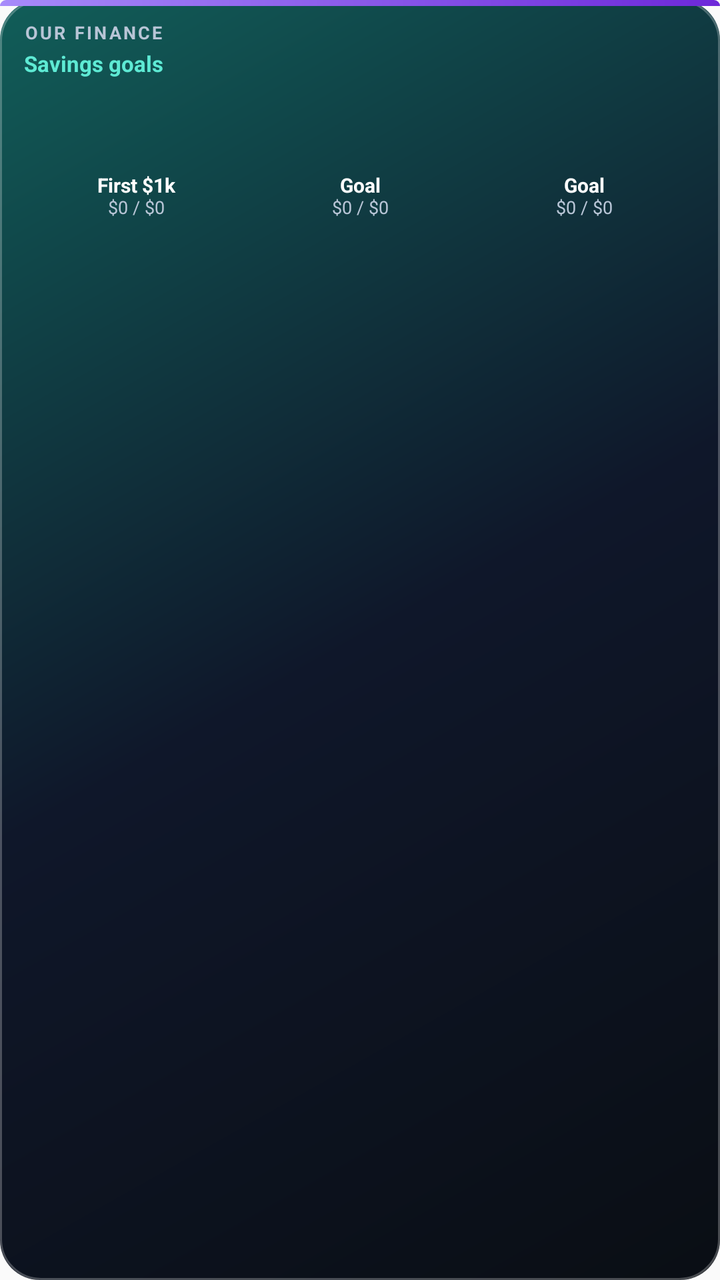
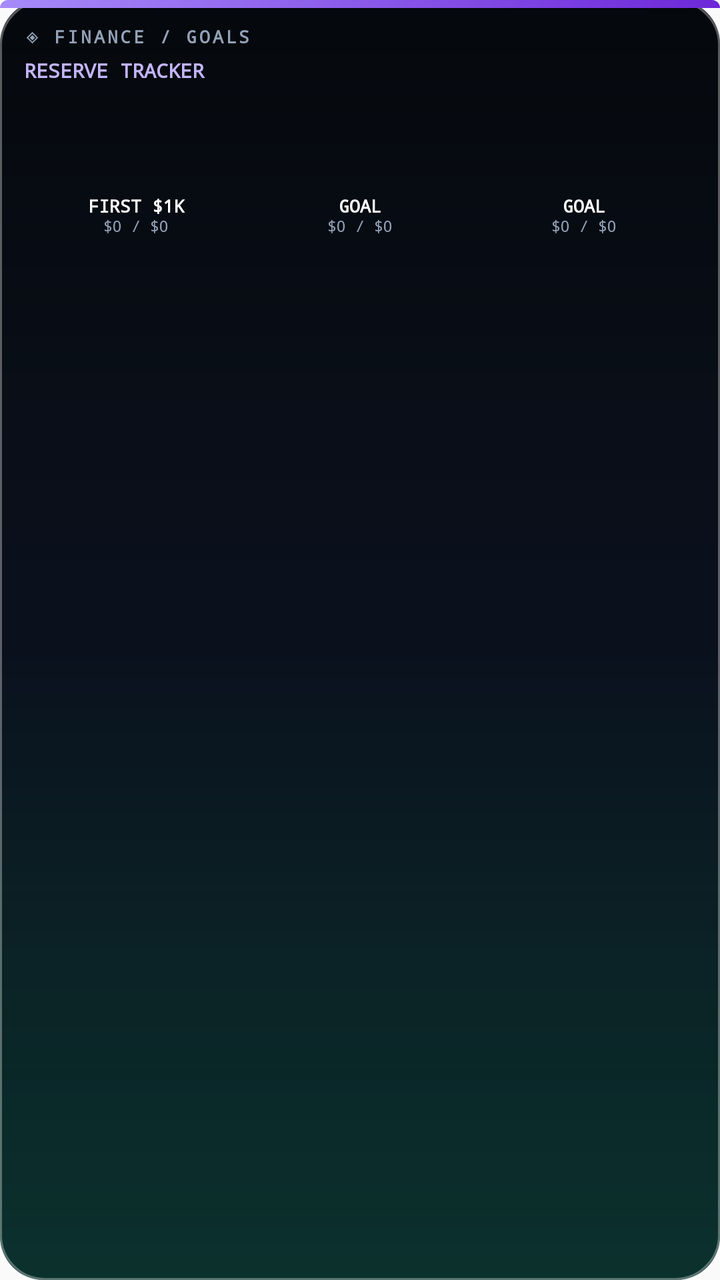

An Android layout rendered at two revisions. The XML below is the earlier revision; the diff shows what the commit changed to produce the second picture.
<!-- AndroidManifest.xml: application theme AppTheme -->
<!-- res/layout/widget_goals.xml -->
<?xml version="1.0" encoding="utf-8"?>
<FrameLayout xmlns:android="http://schemas.android.com/apk/res/android"
  android:id="@+id/widget_root"
  android:layout_width="match_parent"
  android:layout_height="match_parent"
  android:background="@drawable/widget_shell">

  <View
    android:layout_width="match_parent"
    android:layout_height="3dp"
    android:background="@drawable/widget_accent_violet" />

  <LinearLayout
    android:layout_width="match_parent"
    android:layout_height="match_parent"
    android:orientation="vertical"
    android:paddingStart="12dp"
    android:paddingTop="10dp"
    android:paddingEnd="12dp"
    android:paddingBottom="10dp">

    <TextView
      android:layout_width="match_parent"
      android:layout_height="wrap_content"
      android:letterSpacing="0.12"
      android:text="OUR FINANCE"
      android:textAllCaps="true"
      android:textColor="@color/widget_text_muted"
      android:textSize="9sp"
      android:textStyle="bold" />

    <TextView
      android:id="@+id/widget_title"
      android:layout_width="match_parent"
      android:layout_height="wrap_content"
      android:layout_marginTop="2dp"
      android:text="Savings goals"
      android:textColor="@color/widget_text_accent"
      android:textSize="11sp"
      android:textStyle="bold" />

    <LinearLayout
      android:id="@+id/widget_rings_row"
      android:layout_width="match_parent"
      android:layout_height="wrap_content"
      android:layout_marginTop="6dp"
      android:orientation="horizontal">

      <LinearLayout
        android:id="@+id/widget_goal1"
        android:layout_width="0dp"
        android:layout_height="wrap_content"
        android:layout_weight="1"
        android:gravity="center_horizontal"
        android:orientation="vertical">

        <ImageView
          android:id="@+id/widget_goal1_ring"
          android:layout_width="40dp"
          android:layout_height="40dp"
          android:contentDescription="Goal ring 1" />

        <TextView
          android:id="@+id/widget_goal1_label"
          android:layout_width="match_parent"
          android:layout_height="wrap_content"
          android:layout_marginTop="2dp"
          android:ellipsize="end"
          android:gravity="center"
          android:includeFontPadding="false"
          android:singleLine="true"
          android:text="First $1k"
          android:textColor="@color/widget_text_primary"
          android:textSize="10sp"
          android:textStyle="bold" />

        <TextView
          android:id="@+id/widget_goal1_meta"
          android:layout_width="match_parent"
          android:layout_height="wrap_content"
          android:ellipsize="end"
          android:gravity="center"
          android:includeFontPadding="false"
          android:singleLine="true"
          android:text="$0 / $0"
          android:textColor="@color/widget_text_muted"
          android:textSize="9sp" />
      </LinearLayout>

      <LinearLayout
        android:id="@+id/widget_goal2"
        android:layout_width="0dp"
        android:layout_height="wrap_content"
        android:layout_weight="1"
        android:gravity="center_horizontal"
        android:orientation="vertical"
        android:paddingStart="4dp"
        android:paddingEnd="4dp">

        <ImageView
          android:id="@+id/widget_goal2_ring"
          android:layout_width="40dp"
          android:layout_height="40dp"
          android:contentDescription="Goal ring 2" />

        <TextView
          android:id="@+id/widget_goal2_label"
          android:layout_width="match_parent"
          android:layout_height="wrap_content"
          android:layout_marginTop="2dp"
          android:ellipsize="end"
          android:gravity="center"
          android:includeFontPadding="false"
          android:singleLine="true"
          android:text="Goal"
          android:textColor="@color/widget_text_primary"
          android:textSize="10sp"
          android:textStyle="bold" />

        <TextView
          android:id="@+id/widget_goal2_meta"
          android:layout_width="match_parent"
          android:layout_height="wrap_content"
          android:ellipsize="end"
          android:gravity="center"
          android:includeFontPadding="false"
          android:singleLine="true"
          android:text="$0 / $0"
          android:textColor="@color/widget_text_muted"
          android:textSize="9sp" />
      </LinearLayout>

      <LinearLayout
        android:id="@+id/widget_goal3"
        android:layout_width="0dp"
        android:layout_height="wrap_content"
        android:layout_weight="1"
        android:gravity="center_horizontal"
        android:orientation="vertical">

        <ImageView
          android:id="@+id/widget_goal3_ring"
          android:layout_width="40dp"
          android:layout_height="40dp"
          android:contentDescription="Goal ring 3" />

        <TextView
          android:id="@+id/widget_goal3_label"
          android:layout_width="match_parent"
          android:layout_height="wrap_content"
          android:layout_marginTop="2dp"
          android:ellipsize="end"
          android:gravity="center"
          android:includeFontPadding="false"
          android:singleLine="true"
          android:text="Goal"
          android:textColor="@color/widget_text_primary"
          android:textSize="10sp"
          android:textStyle="bold" />

        <TextView
          android:id="@+id/widget_goal3_meta"
          android:layout_width="match_parent"
          android:layout_height="wrap_content"
          android:ellipsize="end"
          android:gravity="center"
          android:includeFontPadding="false"
          android:singleLine="true"
          android:text="$0 / $0"
          android:textColor="@color/widget_text_muted"
          android:textSize="9sp" />
      </LinearLayout>
    </LinearLayout>
  </LinearLayout>
</FrameLayout>
<!-- resources referenced by this layout -->
<resources>
  <color name="widget_text_accent">#5EEAD4</color>
  <color name="widget_text_muted">#B8C5D6</color>
  <color name="widget_text_primary">#FFFFFFFF</color>
  <!-- drawable widget_accent_violet (drawable) -->
  <?xml version="1.0" encoding="utf-8"?>
  <shape xmlns:android="http://schemas.android.com/apk/res/android" android:shape="rectangle">
    <corners
      android:topLeftRadius="20dp"
      android:topRightRadius="20dp" />
    <gradient
      android:angle="0"
      android:startColor="#A78BFA"
      android:endColor="#6D28D9" />
    <size android:height="3dp" />
  </shape>
  <!-- drawable widget_shell (drawable) -->
  <?xml version="1.0" encoding="utf-8"?>
  <layer-list xmlns:android="http://schemas.android.com/apk/res/android">
    <item>
      <shape android:shape="rectangle">
        <corners android:radius="20dp" />
        <gradient
          android:angle="135"
          android:startColor="#0A0E14"
          android:centerColor="#0F172A"
          android:endColor="#115E59" />
      </shape>
    </item>
    <item>
      <shape android:shape="rectangle">
        <corners android:radius="20dp" />
        <stroke
          android:width="1dp"
          android:color="#40FFFFFF" />
      </shape>
    </item>
  </layer-list>
  <style name="AppTheme" parent="Theme.AppCompat.Light.DarkActionBar">
          
          <item name="colorPrimary">@color/colorPrimary</item>
          <item name="colorPrimaryDark">@color/colorPrimaryDark</item>
          <item name="colorAccent">@color/colorAccent</item>
      </style>
</resources>

<!-- the commit's change to res/layout/widget_goals.xml (unified diff, before → after) -->
@@ -5,9 +5,16 @@
   android:layout_height="match_parent"
   android:background="@drawable/widget_shell">
 
+  <ImageView
+    android:id="@+id/widget_hud_overlay"
+    android:layout_width="match_parent"
+    android:layout_height="match_parent"
+    android:contentDescription=""
+    android:scaleType="fitXY" />
+
   <View
     android:layout_width="match_parent"
-    android:layout_height="3dp"
+    android:layout_height="4dp"
     android:background="@drawable/widget_accent_violet" />
 
   <LinearLayout
@@ -15,35 +22,51 @@
     android:layout_height="match_parent"
     android:orientation="vertical"
     android:paddingStart="12dp"
-    android:paddingTop="10dp"
+    android:paddingTop="12dp"
     android:paddingEnd="12dp"
     android:paddingBottom="10dp">
 
-    <TextView
+    <LinearLayout
       android:layout_width="match_parent"
       android:layout_height="wrap_content"
-      android:letterSpacing="0.12"
-      android:text="OUR FINANCE"
-      android:textAllCaps="true"
-      android:textColor="@color/widget_text_muted"
-      android:textSize="9sp"
-      android:textStyle="bold" />
+      android:gravity="center_vertical"
+      android:orientation="horizontal">
+
+      <TextView
+        android:layout_width="0dp"
+        android:layout_height="wrap_content"
+        android:layout_weight="1"
+        android:fontFamily="monospace"
+        android:letterSpacing="0.14"
+        android:text="◈ FINANCE / GOALS"
+        android:textAllCaps="true"
+        android:textColor="@color/widget_text_muted"
+        android:textSize="9sp"
+        android:textStyle="bold" />
+
+      <ImageView
+        android:id="@+id/widget_live_dot"
+        android:layout_width="10dp"
+        android:layout_height="10dp"
+        android:contentDescription="Live sync" />
+    </LinearLayout>
 
     <TextView
       android:id="@+id/widget_title"
       android:layout_width="match_parent"
       android:layout_height="wrap_content"
-      android:layout_marginTop="2dp"
-      android:text="Savings goals"
-      android:textColor="@color/widget_text_accent"
-      android:textSize="11sp"
+      android:layout_marginTop="4dp"
+      android:fontFamily="monospace"
+      android:text="RESERVE TRACKER"
+      android:textColor="@color/widget_text_violet"
+      android:textSize="10sp"
       android:textStyle="bold" />
 
     <LinearLayout
       android:id="@+id/widget_rings_row"
       android:layout_width="match_parent"
       android:layout_height="wrap_content"
-      android:layout_marginTop="6dp"
+      android:layout_marginTop="8dp"
       android:orientation="horizontal">
 
       <LinearLayout
@@ -56,22 +79,23 @@
 
         <ImageView
           android:id="@+id/widget_goal1_ring"
-          android:layout_width="40dp"
-          android:layout_height="40dp"
+          android:layout_width="44dp"
+          android:layout_height="44dp"
           android:contentDescription="Goal ring 1" />
 
         <TextView
           android:id="@+id/widget_goal1_label"
           android:layout_width="match_parent"
           android:layout_height="wrap_content"
-          android:layout_marginTop="2dp"
-          android:ellipsize="end"
-          android:gravity="center"
-          android:includeFontPadding="false"
-          android:singleLine="true"
-          android:text="First $1k"
+          android:layout_marginTop="4dp"
+          android:ellipsize="end"
+          android:fontFamily="monospace"
+          android:gravity="center"
+          android:includeFontPadding="false"
+          android:singleLine="true"
+          android:text="FIRST $1K"
           android:textColor="@color/widget_text_primary"
-          android:textSize="10sp"
+          android:textSize="9sp"
           android:textStyle="bold" />
 
         <TextView
@@ -79,12 +103,13 @@
           android:layout_width="match_parent"
           android:layout_height="wrap_content"
           android:ellipsize="end"
+          android:fontFamily="monospace"
           android:gravity="center"
           android:includeFontPadding="false"
           android:singleLine="true"
           android:text="$0 / $0"
           android:textColor="@color/widget_text_muted"
-          android:textSize="9sp" />
+          android:textSize="8sp" />
       </LinearLayout>
 
       <LinearLayout
@@ -99,22 +124,23 @@
 
         <ImageView
           android:id="@+id/widget_goal2_ring"
-          android:layout_width="40dp"
-          android:layout_height="40dp"
+          android:layout_width="44dp"
+          android:layout_height="44dp"
           android:contentDescription="Goal ring 2" />
 
         <TextView
           android:id="@+id/widget_goal2_label"
           android:layout_width="match_parent"
           android:layout_height="wrap_content"
-          android:layout_marginTop="2dp"
-          android:ellipsize="end"
-          android:gravity="center"
-          android:includeFontPadding="false"
-          android:singleLine="true"
-          android:text="Goal"
+          android:layout_marginTop="4dp"
+          android:ellipsize="end"
+          android:fontFamily="monospace"
+          android:gravity="center"
+          android:includeFontPadding="false"
+          android:singleLine="true"
+          android:text="GOAL"
           android:textColor="@color/widget_text_primary"
-          android:textSize="10sp"
+          android:textSize="9sp"
           android:textStyle="bold" />
 
         <TextView
@@ -122,12 +148,13 @@
           android:layout_width="match_parent"
           android:layout_height="wrap_content"
           android:ellipsize="end"
+          android:fontFamily="monospace"
           android:gravity="center"
           android:includeFontPadding="false"
           android:singleLine="true"
           android:text="$0 / $0"
           android:textColor="@color/widget_text_muted"
-          android:textSize="9sp" />
+          android:textSize="8sp" />
       </LinearLayout>
 
       <LinearLayout
@@ -140,22 +167,23 @@
 
         <ImageView
           android:id="@+id/widget_goal3_ring"
-          android:layout_width="40dp"
-          android:layout_height="40dp"
+          android:layout_width="44dp"
+          android:layout_height="44dp"
           android:contentDescription="Goal ring 3" />
 
         <TextView
           android:id="@+id/widget_goal3_label"
           android:layout_width="match_parent"
           android:layout_height="wrap_content"
-          android:layout_marginTop="2dp"
-          android:ellipsize="end"
-          android:gravity="center"
-          android:includeFontPadding="false"
-          android:singleLine="true"
-          android:text="Goal"
+          android:layout_marginTop="4dp"
+          android:ellipsize="end"
+          android:fontFamily="monospace"
+          android:gravity="center"
+          android:includeFontPadding="false"
+          android:singleLine="true"
+          android:text="GOAL"
           android:textColor="@color/widget_text_primary"
-          android:textSize="10sp"
+          android:textSize="9sp"
           android:textStyle="bold" />
 
         <TextView
@@ -163,12 +191,13 @@
           android:layout_width="match_parent"
           android:layout_height="wrap_content"
           android:ellipsize="end"
+          android:fontFamily="monospace"
           android:gravity="center"
           android:includeFontPadding="false"
           android:singleLine="true"
           android:text="$0 / $0"
           android:textColor="@color/widget_text_muted"
-          android:textSize="9sp" />
+          android:textSize="8sp" />
       </LinearLayout>
     </LinearLayout>
   </LinearLayout>
<!-- resource entries referenced after the edit -->
@@ -1,8 +1,8 @@
 <!-- resources referenced by this layout -->
 <resources>
-  <color name="widget_text_accent">#5EEAD4</color>
-  <color name="widget_text_muted">#B8C5D6</color>
+  <color name="widget_text_muted">#94A3B8</color>
   <color name="widget_text_primary">#FFFFFFFF</color>
+  <color name="widget_text_violet">#C4B5FD</color>
   <!-- drawable widget_accent_violet (drawable) -->
   <?xml version="1.0" encoding="utf-8"?>
   <shape xmlns:android="http://schemas.android.com/apk/res/android" android:shape="rectangle">
@@ -20,20 +20,29 @@
   <layer-list xmlns:android="http://schemas.android.com/apk/res/android">
     <item>
       <shape android:shape="rectangle">
-        <corners android:radius="20dp" />
+        <corners android:radius="22dp" />
         <gradient
-          android:angle="135"
-          android:startColor="#0A0E14"
-          android:centerColor="#0F172A"
-          android:endColor="#115E59" />
+          android:angle="145"
+          android:startColor="#05080C"
+          android:centerColor="#0B1220"
+          android:endColor="#0D3D38" />
       </shape>
     </item>
     <item>
       <shape android:shape="rectangle">
-        <corners android:radius="20dp" />
+        <corners android:radius="22dp" />
+        <gradient
+          android:angle="270"
+          android:startColor="#00000000"
+          android:endColor="#33000000" />
+      </shape>
+    </item>
+    <item>
+      <shape android:shape="rectangle">
+        <corners android:radius="22dp" />
         <stroke
           android:width="1dp"
-          android:color="#40FFFFFF" />
+          android:color="#55FFFFFF" />
       </shape>
     </item>
   </layer-list>
